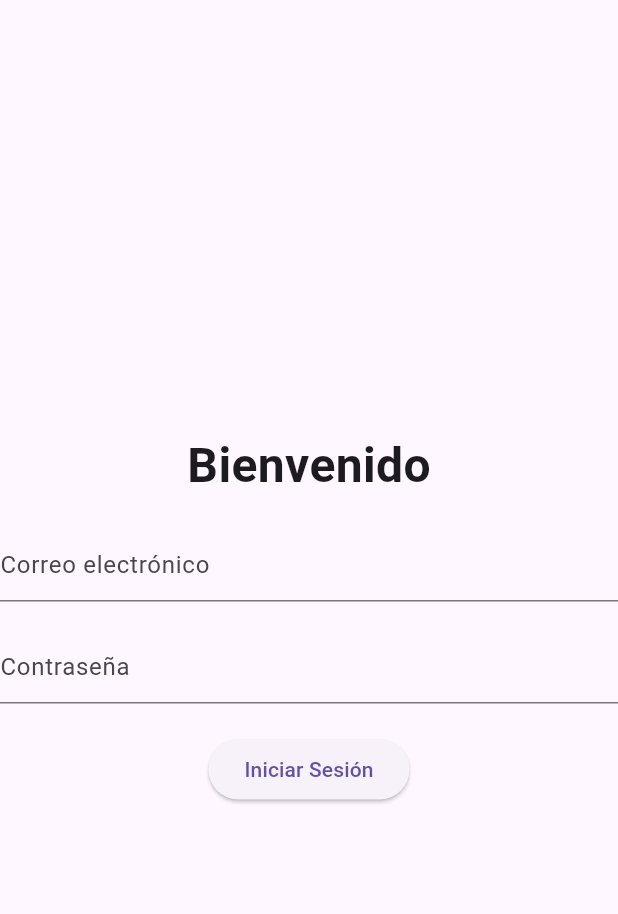
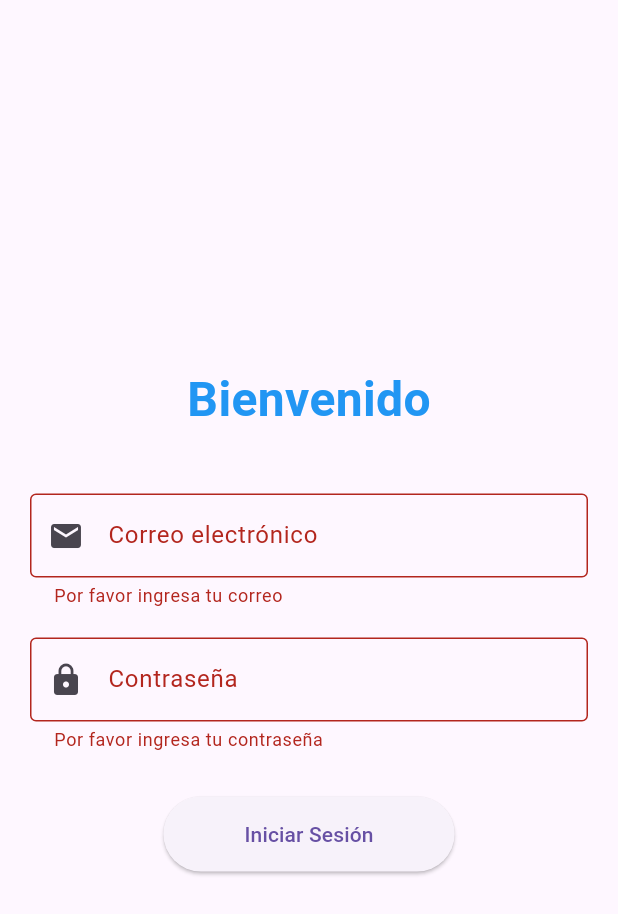
Before and after one commit to Ipeross/Examen_Moviles_Feast_Fit_IPO, a Flutter app: the screen it shows after launch, after a tap on "Iniciar Sesión", on a phone screen of 412 x 824 dp. Shown: the top 914 px of the screen. Run offline on Flutter 3.47's test engine with Material 3 defaults, Android fonts, the light colour scheme and no system bars.

Commit message:
Added a Form for validation, added basic validation and added styles ( icons, paddings, borders, colors )

```diff
--- a/lib/screens/login_screen.dart
+++ b/lib/screens/login_screen.dart
@@ -1,12 +1,23 @@
 import 'package:flutter/material.dart';
 
-class LoginScreen extends StatelessWidget {
+
+class LoginScreen extends StatefulWidget {
   const LoginScreen({super.key});
+
+  @override
+  _LoginScreenState createState() => _LoginScreenState();
+}
+
+class _LoginScreenState extends State<LoginScreen> {
+  final _formKey = GlobalKey<FormState>();
 
   @override
   Widget build(BuildContext context) {
     return Scaffold(
-      body: Center(
+      body: Padding(
+        padding: const EdgeInsets.all(20.0),
+        child: Form(
+          key: _formKey,
           child: Column(
             mainAxisAlignment: MainAxisAlignment.center,
             children: [
@@ -15,27 +26,52 @@ class LoginScreen extends StatelessWidget {
                 style: TextStyle(
                   fontSize: 32,
                   fontWeight: FontWeight.bold,
+                  color: Colors.blue,
                 ),
               ),
+              const SizedBox(height: 40),
+              TextFormField(
+                decoration: const InputDecoration(
+                  labelText: 'Correo electrónico',
+                  border: OutlineInputBorder(),
+                  prefixIcon: Icon(Icons.email),
+                ),
+                validator: (value) {
+                  if (value == null || value.isEmpty) {
+                    return 'Por favor ingresa tu correo';
+                  }
+                  return null;
+                },
+              ),
               const SizedBox(height: 20),
-            const TextField(
-              decoration: InputDecoration(
-                hintText: 'Correo electrónico',
+              TextFormField(
+                decoration: const InputDecoration(
+                  labelText: 'Contraseña',
+                  border: OutlineInputBorder(),
+                  prefixIcon: Icon(Icons.lock),
+                ),
+                obscureText: true,
+                validator: (value) {
+                  if (value == null || value.isEmpty) {
+                    return 'Por favor ingresa tu contraseña';
+                  }
+                  return null;
+                },
+              ),
+              const SizedBox(height: 30),
+              ElevatedButton(
+                onPressed: () {
+                  if (_formKey.currentState!.validate()) {
+                    // Procesar el formulario
+                  }
+                },
+                child: const Padding(
+                  padding: EdgeInsets.symmetric(horizontal: 30, vertical: 15),
+                  child: Text('Iniciar Sesión'),
                 ),
               ),
-            const SizedBox(height: 20),
-            const TextField(
-              decoration: InputDecoration(
-                hintText: 'Contraseña',
+            ],
           ),
-              obscureText: true,
-            ),
-            const SizedBox(height: 20),
-            ElevatedButton(
-              onPressed: () {},
-              child: const Text('Iniciar Sesión'),
-            ),
-          ],
         ),
       ),
     );
```
Lines whose indentation alone changed are shown as unchanged.
